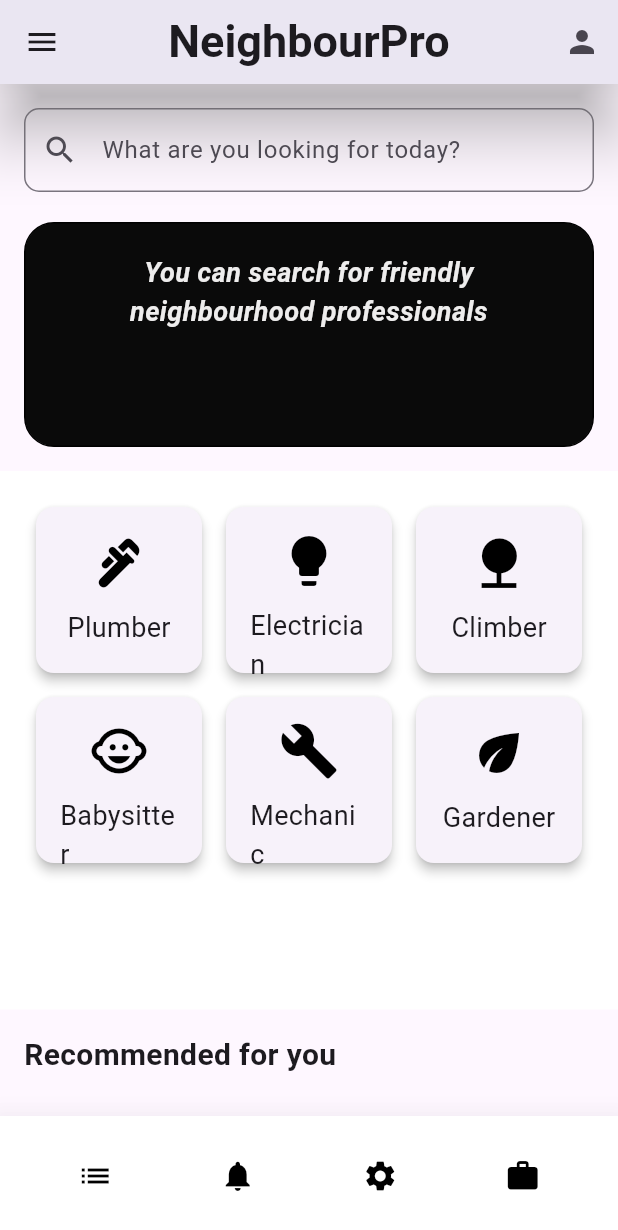
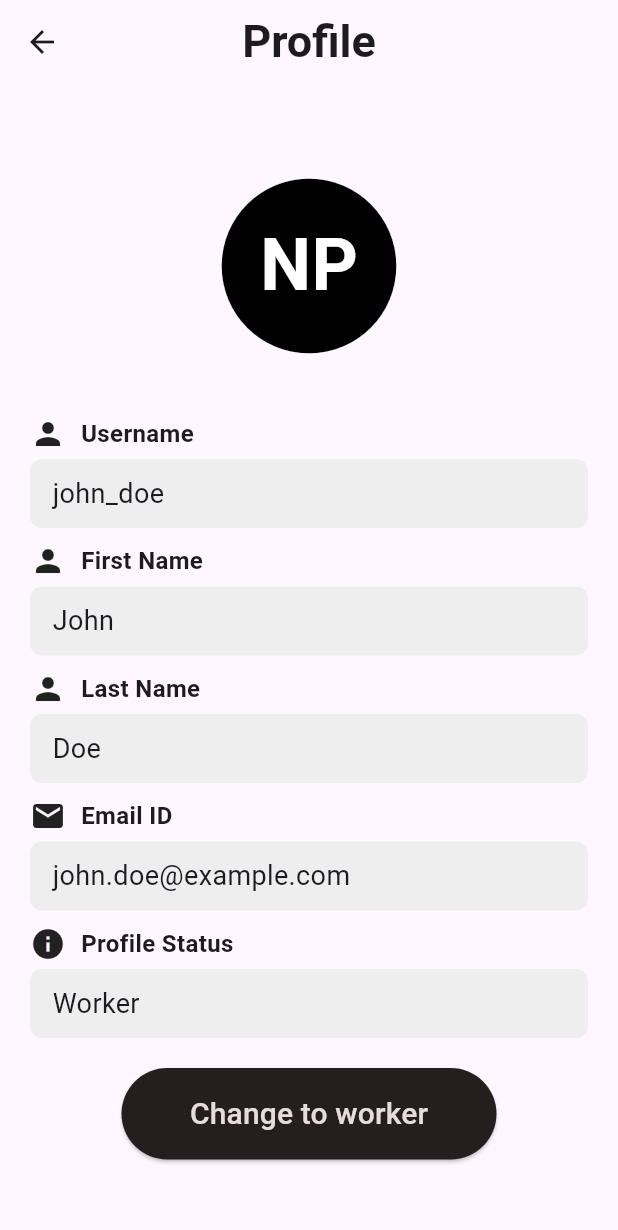
Before and after one commit to samudrasdas/neighbournoob, a Flutter app: the HomePage screen opened by its route, after a tap on the "person" icon, on a phone screen of 412 x 824 dp. Shown: the top 1230 px of the screen. Run offline on Flutter 3.47's test engine with Material 3 defaults, Android fonts, the phone set to English and light mode, and no system bars; network calls fail.

Commit message:
Added profile page

```diff
--- a/lib/home_page.dart
+++ b/lib/home_page.dart
@@ -52,7 +52,8 @@ class _HomePageState extends State<HomePage> {
           IconButton(
             icon: Icon(Icons.person),
             onPressed: () {
-              print('Human icon pressed');
+              Navigator.pushReplacementNamed(context, '/profile');
+
             },
           ),
         ],
--- a/lib/main.dart
+++ b/lib/main.dart
@@ -2,6 +2,7 @@ import 'package:flutter/material.dart';
 import 'package:myapp/worker.dart';
 import 'login_screen.dart';
 import 'home_page.dart'; // Assuming you have a home page implementation
+import 'profilepage.dart';
 import 'signup_screen.dart';
 void main() {
   runApp(MyApp());
@@ -20,7 +21,8 @@ class MyApp extends StatelessWidget {
         '/login': (context) => LoginPage(),
         '/signup': (context) => SignupPage(),
         '/home': (context) => HomePage(),
-        '/worker': (context) => WorkerPage(),// Define route for home page
+        '/worker': (context) => WorkerPage(),
+        '/profile':(context) => ProfilePage(),// Define route for home page
       },
     );
   }
--- /dev/null
+++ b/lib/profilepage.dart
@@ -0,0 +1,173 @@
+import 'package:flutter/material.dart';
+
+void main() {
+  runApp(MaterialApp(
+    home: ProfilePage(),
+  ));
+}
+
+class ProfilePage extends StatelessWidget {
+  @override
+  Widget build(BuildContext context) {
+    return Scaffold(
+      appBar: AppBar(
+        title: Text(
+          'Profile',
+          style: TextStyle(
+            fontWeight: FontWeight.bold,
+            fontSize: 30.0,
+          ),
+        ),
+        centerTitle: true,
+      ),
+      body: ProfileBody(),
+    );
+  }
+}
+
+class ProfileBody extends StatefulWidget {
+  @override
+  _ProfileBodyState createState() => _ProfileBodyState();
+}
+
+class _ProfileBodyState extends State<ProfileBody> {
+  String username = "john_doe";
+  String firstName = "John";
+  String lastName = "Doe";
+  String emailId = "john.doe@example.com";
+  String profileStatus = "Worker";
+
+  void changeProfileStatus() {
+    setState(() {
+      if (profileStatus == "Worker") {
+        profileStatus = "Worker";
+      } else {
+        profileStatus = "Worker";
+      }
+    });
+  }
+
+  @override
+  Widget build(BuildContext context) {
+    // ignore: deprecated_member_use
+    return WillPopScope(
+      onWillPop: () async {
+        Navigator.pushReplacementNamed(context, '/home');
+        return false; // Prevent the default back navigation
+      },
+      child: Center(
+        child: Padding(
+          padding: EdgeInsets.all(20.0),
+          child: Column(
+            mainAxisAlignment: MainAxisAlignment.center,
+            crossAxisAlignment: CrossAxisAlignment.center,
+            children: [
+              Padding(
+                padding: EdgeInsets.only(bottom: 30.0), // Adjust the value as needed
+                child: Container(
+                  width: double.infinity,
+                  alignment: Alignment.center,
+                  child: Column(
+                    children: [
+                      Stack(
+                        children: [
+                          Icon(
+                            Icons.circle,
+                            size: 140,
+                            color: const Color.fromARGB(255, 0, 0, 0),
+                          ),
+                          Positioned.fill(
+                            child: Align(
+                              alignment: Alignment.center,
+                              child: Text(
+                                "NP",
+                                style: TextStyle(fontSize: 48, fontWeight: FontWeight.bold, color: Colors.white),
+                              ),
+                            ),
+                          ),
+                        ],
+                      ),
+                    ],
+                  ),
+                ),
+              ),
+              ProfileTextBox(label: 'Username', icon: Icons.person, text: username),
+              SizedBox(height: 10.0),
+              ProfileTextBox(label: 'First Name', icon: Icons.person, text: firstName),
+              SizedBox(height: 10.0),
+              ProfileTextBox(label: 'Last Name', icon: Icons.person, text: lastName),
+              SizedBox(height: 10.0),
+              ProfileTextBox(label: 'Email ID', icon: Icons.email, text: emailId),
+              SizedBox(height: 10.0),
+              ProfileTextBox(label: 'Profile Status', icon: Icons.info, text: profileStatus),
+              SizedBox(height: 20.0),
+              Center(
+                child: SizedBox(
+                  width: 250, // Adjust the width as needed
+                  child: ElevatedButton(
+                    onPressed: changeProfileStatus,
+                    style: ElevatedButton.styleFrom(
+                      shape: const StadiumBorder(),
+                      padding: const EdgeInsets.symmetric(vertical: 16),
+                      backgroundColor: Color.fromARGB(255, 36, 30, 30),
+                    ),
+                    child: const Text(
+                      "Change to worker",
+                      style: TextStyle(fontSize: 20, color: Color.fromARGB(255, 230, 220, 220)),
+                    ),
+                  ),
+                ),
+              ),
+            ],
+          ),
+        ),
+      ),
+    );
+  }
+}
+
+class ProfileTextBox extends StatelessWidget {
+  final IconData icon;
+  final String label;
+  final String text;
+
+  const ProfileTextBox({Key? key, required this.label, required this.icon, required this.text}) : super(key: key);
+
+  @override
+  Widget build(BuildContext context) {
+    return SizedBox(
+      width: double.infinity,
+      child: Column(
+        crossAxisAlignment: CrossAxisAlignment.start,
+        children: [
+          Row(
+            children: [
+              Icon(icon),
+              SizedBox(width: 10.0),
+              Text(
+                label,
+                style: TextStyle(
+                  fontSize: 16.0,
+                  fontWeight: FontWeight.bold,
+                ),
+              ),
+            ],
+          ),
+          SizedBox(height: 5.0),
+          Container(
+            width: double.infinity,
+            padding: EdgeInsets.symmetric(vertical: 10.0, horizontal: 15.0),
+            decoration: BoxDecoration(
+              borderRadius: BorderRadius.circular(8.0),
+              color: Colors.grey[200],
+            ),
+            child: Text(
+              text,
+              style: TextStyle(fontSize: 18.0),
+            ),
+          ),
+        ],
+      ),
+    );
+  }
+}
```
